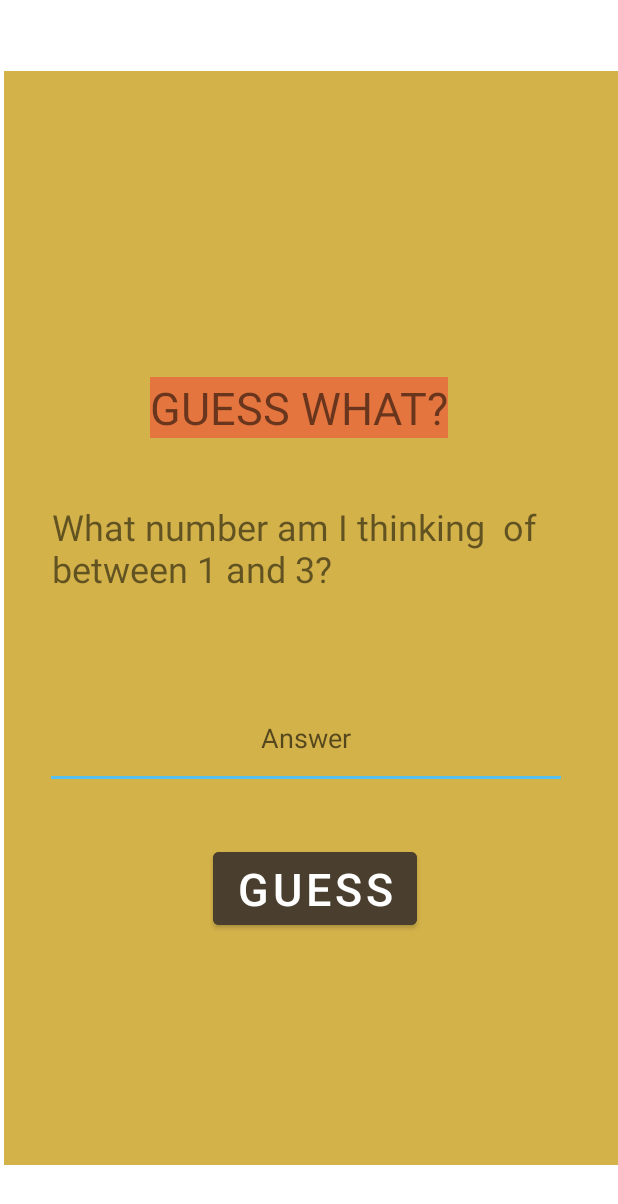
After one commit to DACarp/ComplexAlarmClock, an Android app: the layout activity_guess_it.xml on its own in the app's theme, with its tools: preview values and no code run, on a phone screen of 412 x 824 dp. The commit adds this screen. Shown: the top 1204 px of the screen. Run offline under Robolectric (Android 15) with nearby library versions, the phone set to English and light mode, and no system bars.

Commit message:
Merge remote-tracking branch 'origin/Sahitya' into Sahitya

```diff
--- a/app/src/main/java/com/cscigroup9/myapplication/DisarmActivity.java
+++ b/app/src/main/java/com/cscigroup9/myapplication/DisarmActivity.java
@@ -56,7 +56,7 @@ public class DisarmActivity extends AppCompatActivity {
 
         int chosen = rand.nextInt(taskListIds.size()); //Returns a random number between 0
         Class puzzle = ArithmeticGame.class;
-        Class guess = guessIt.class;
+
 
         //Log.d("EEEE DisarmActivity", "chosenIndex = " + chosen);
 
@@ -71,7 +71,7 @@ public class DisarmActivity extends AppCompatActivity {
                 puzzle = MemoryGame.class;
                 break;
             case 4 : //id 4 = guessIt
-            guess = guessIt.class
+            puzzle = guessIt.class;
         }
 
         //Initialize the puzzle in our activity's container
--- /dev/null
+++ b/app/src/main/res/layout/activity_guess_it.xml
@@ -0,0 +1,79 @@
+<?xml version="1.0" encoding="utf-8"?>
+<androidx.constraintlayout.widget.ConstraintLayout xmlns:android="http://schemas.android.com/apk/res/android"
+    xmlns:app="http://schemas.android.com/apk/res-auto"
+    xmlns:tools="http://schemas.android.com/tools"
+    android:layout_width="match_parent"
+    android:layout_height="match_parent"
+    tools:context=".MainActivity">
+
+    <RelativeLayout
+        android:layout_width="409dp"
+        android:layout_height="729dp"
+        android:background="#BEC6980D"
+        app:layout_constraintBottom_toBottomOf="parent"
+        app:layout_constraintEnd_toEndOf="parent"
+        app:layout_constraintHorizontal_bias="1.0"
+        app:layout_constraintStart_toStartOf="parent"
+        app:layout_constraintTop_toTopOf="parent">
+
+        <TextView
+            android:id="@+id/textView"
+            android:layout_width="wrap_content"
+            android:layout_height="wrap_content"
+            android:layout_alignParentLeft="true"
+            android:layout_alignParentTop="true"
+            android:layout_marginLeft="97dp"
+            android:layout_marginTop="204dp"
+            android:background="#8BF44336"
+            android:text="GUESS WHAT?"
+            android:textSize="30sp" />
+
+        <TextView
+            android:id="@+id/textView2"
+            android:layout_width="391dp"
+            android:layout_height="68dp"
+            android:layout_alignParentStart="true"
+            android:layout_alignParentLeft="true"
+            android:layout_alignParentTop="true"
+            android:layout_marginStart="32dp"
+            android:layout_marginLeft="32dp"
+            android:layout_marginTop="287dp"
+            android:text="What number am I thinking  of between 1 and 3?"
+            android:textSize="24sp"
+            app:layout_constraintEnd_toEndOf="parent"
+            app:layout_constraintStart_toStartOf="parent" />
+
+        <EditText
+            android:id="@+id/editId"
+            android:layout_width="348dp"
+            android:layout_height="67dp"
+            android:layout_alignParentTop="true"
+            android:layout_alignParentEnd="true"
+            android:layout_alignParentRight="true"
+            android:layout_marginTop="411dp"
+            android:layout_marginEnd="34dp"
+            android:layout_marginRight="34dp"
+            android:ems="10"
+            android:gravity="center"
+            android:hint="Answer"
+            android:inputType="numberDecimal" />
+
+        <Button
+            android:id="@+id/button"
+            android:layout_width="wrap_content"
+            android:layout_height="wrap_content"
+            android:layout_alignParentEnd="true"
+            android:layout_alignParentRight="true"
+            android:layout_alignParentBottom="true"
+            android:layout_marginEnd="134dp"
+            android:layout_marginRight="134dp"
+            android:layout_marginBottom="154dp"
+            android:backgroundTint="#4A3F2E"
+            android:onClick="clickFunction"
+            android:text="GUESS"
+            android:textSize="30sp"
+            app:layout_constraintEnd_toEndOf="parent"
+            app:layout_constraintStart_toStartOf="parent" />
+
+    </RelativeLayout>
+</androidx.constraintlayout.widget.ConstraintLayout>
```
Also changed, not shown: app/src/main/AndroidManifest.xml (+9 -5 lines), app/src/main/java/com/cscigroup9/myapplication/guessIt.java (+48 -49 lines), app/src/main/res/layout/fragment_guess_it.xml (deleted, +0 -14 lines).
